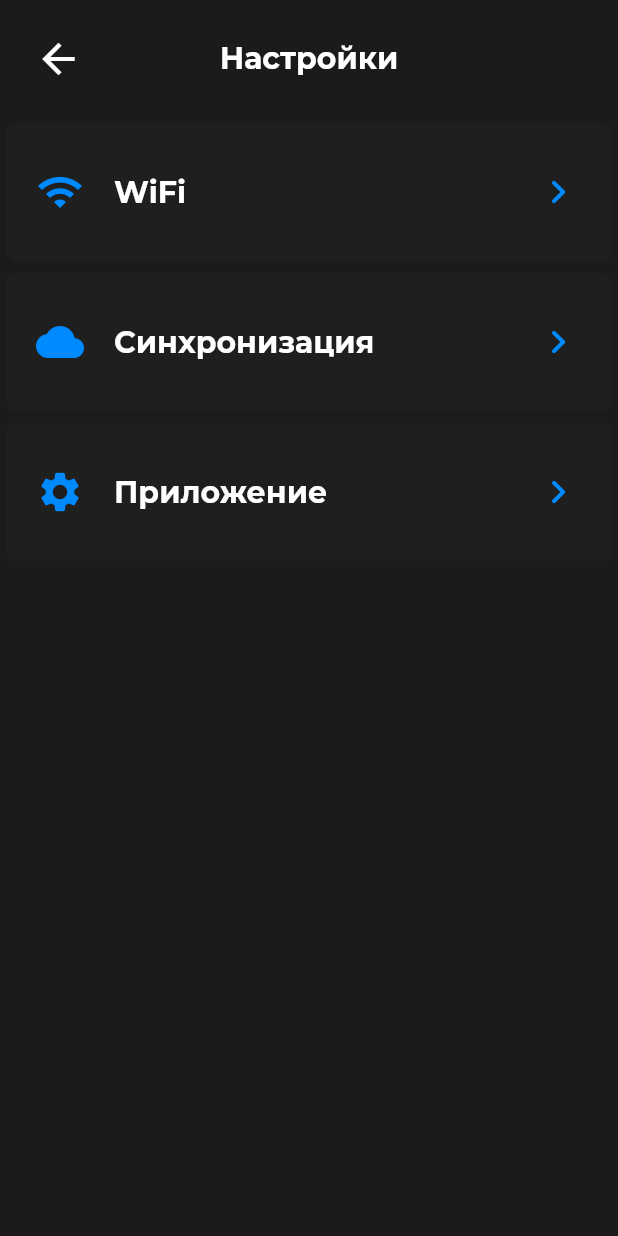
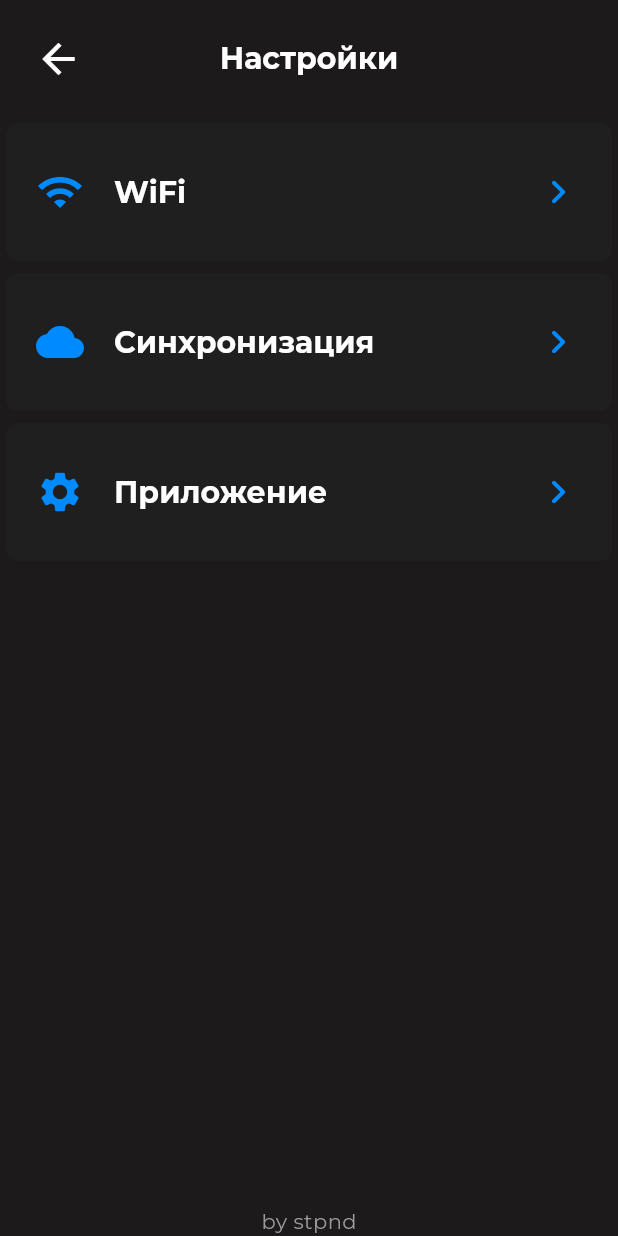
Before and after one commit to StarPandaBeg/cattyled-app, a Flutter app: the ScreenSettings widget shown alone on an empty page, opened directly, on a phone screen of 412 x 824 dp. Run offline on Flutter 3.47's test engine with Material 3 defaults, Android fonts, the light colour scheme and no system bars; our stand-ins replace connectivity_plus, flutter_bloc, flutter_xlider, get_it, package_info_plus, qr_flutter and 3 more; missing offline and left inert: flex_color_picker, mobile_scanner, mqtt_client; accounts and stored records are empty.

Commit message:
chore: add credential label

```diff
--- a/lib/screens/settings/screen.dart
+++ b/lib/screens/settings/screen.dart
@@ -48,7 +48,8 @@ class ScreenSettings extends StatelessWidget {
                 },
               ),
             ),
-          )
+          ),
+          const Text("by stpnd"),
         ],
       ),
     );
```
